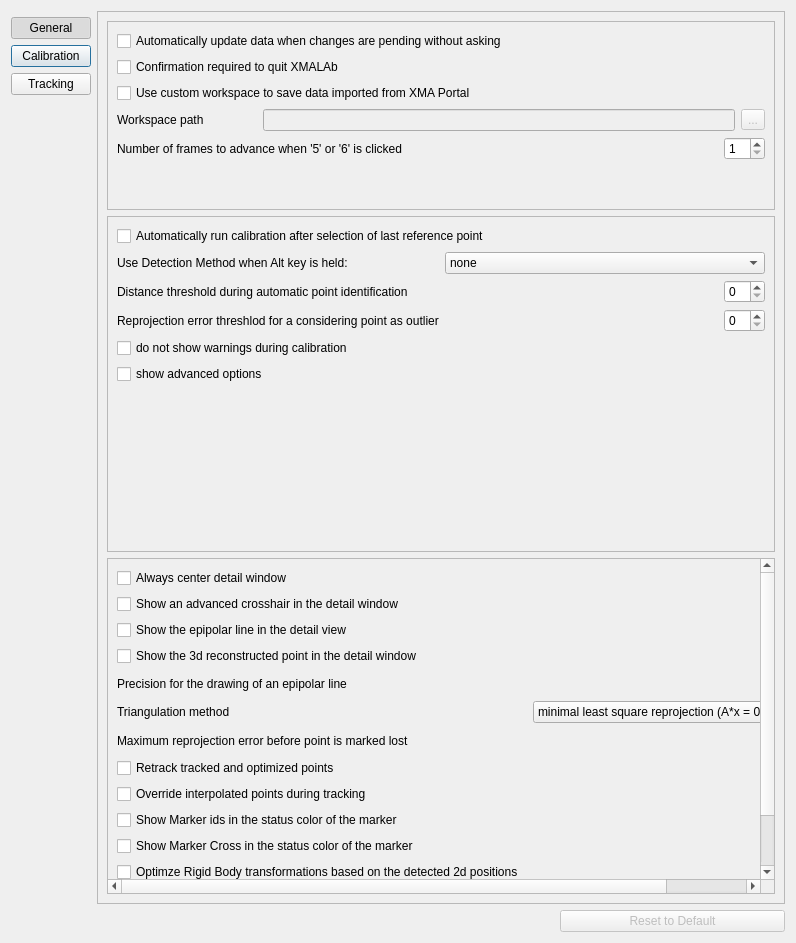
Before: the Qt Designer form src/ui/ui-files/SettingsDialog.ui in XROMMPackages/xmalab, drawn with Qt 5.
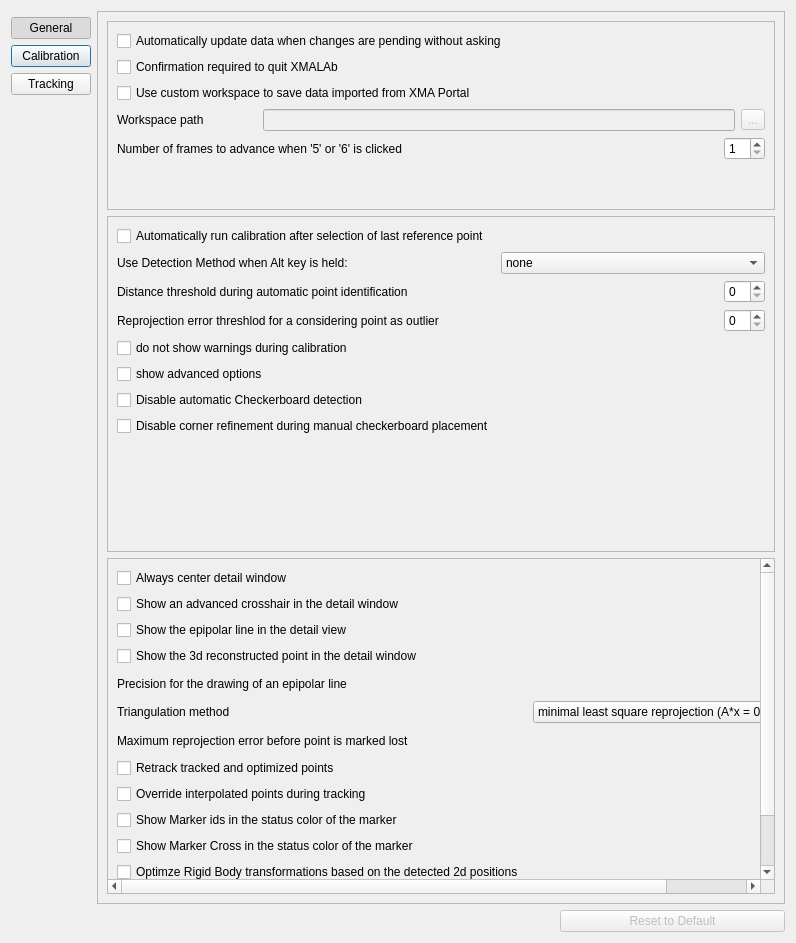
After: the same form once the commit is applied. Icons and pictures are not drawn.

Commit message: Added more options to tune checkerboard detection

```diff
--- a/src/ui/ui-files/SettingsDialog.ui
+++ b/src/ui/ui-files/SettingsDialog.ui
@@ -342,6 +342,20 @@
             </property>
            </widget>
           </item>
+          <item row="7" column="0">
+           <widget class="QCheckBox" name="checkBox_DisableCheckerboardDetection">
+            <property name="text">
+             <string>Disable automatic Checkerboard detection</string>
+            </property>
+           </widget>
+          </item>
+          <item row="8" column="0">
+           <widget class="QCheckBox" name="checkBox_DisableCheckerboardRefinement">
+            <property name="text">
+             <string>Disable corner refinement during manual checkerboard placement</string>
+            </property>
+           </widget>
+          </item>
          </layout>
         </widget>
        </widget>
```
The commit also changes 5 other files.
